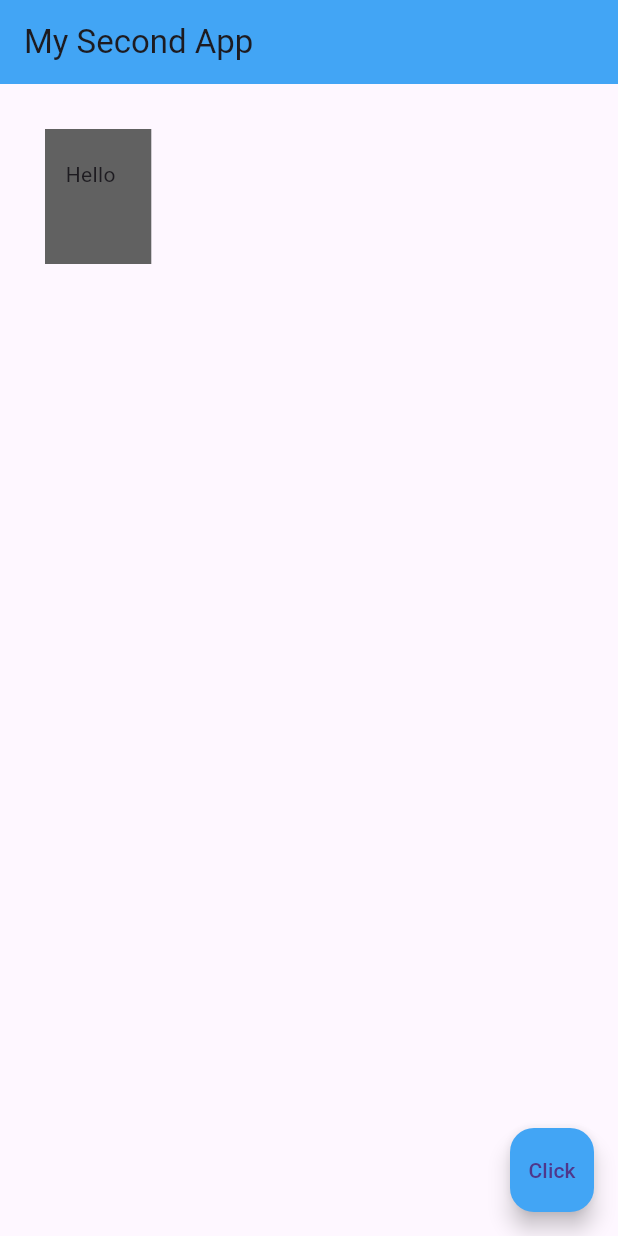
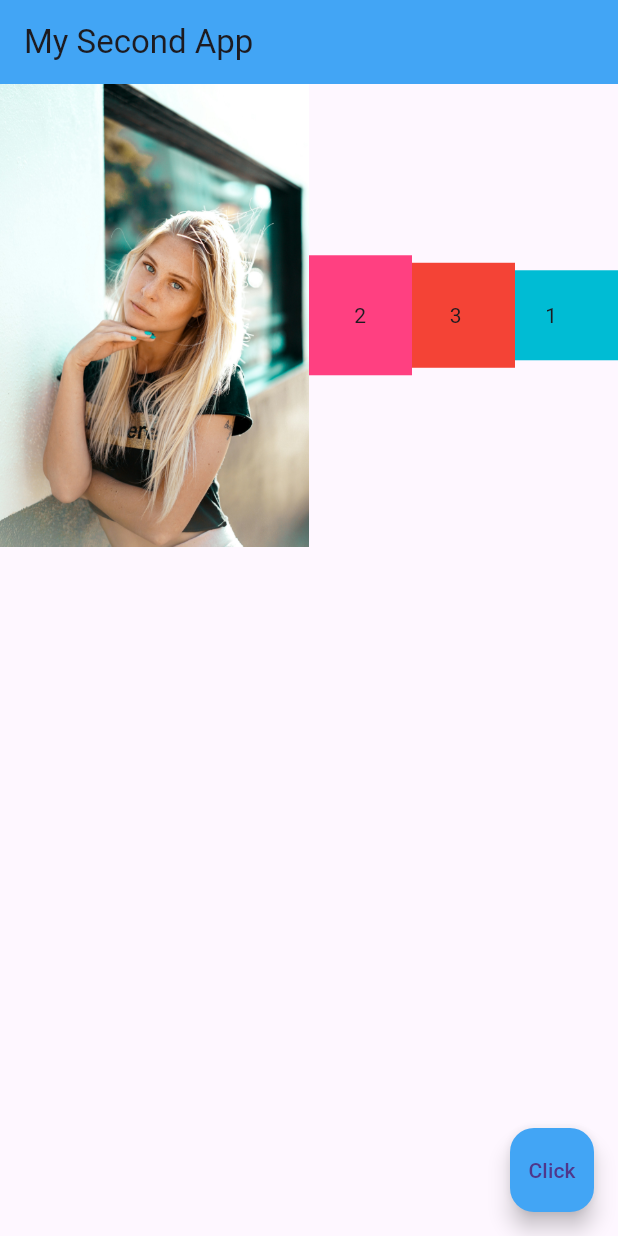
Before and after one commit to mxomasuku/flutter_practise, a Flutter app: the screen it shows after launch, on a phone screen of 412 x 824 dp. Run offline on Flutter 3.47's test engine with Material 3 defaults, Android fonts, the phone set to English and light mode, and no system bars.

Commit message:
I wonder

```diff
--- a/lib/main.dart
+++ b/lib/main.dart
@@ -22,11 +22,21 @@ class Home extends StatelessWidget {
                 "My Second App"
             )
         ),
-        body: Container(
-          color: Colors.grey[700],
-          padding: EdgeInsets.fromLTRB(10, 20, 20, 50),
-          margin: EdgeInsets.all(30),
-          child: Text(" Hello ")
+        body: Row(
+          mainAxisAlignment: MainAxisAlignment.spaceEvenly,
+          crossAxisAlignment: CrossAxisAlignment.center,
+          children: <Widget>[
+
+            Expanded(flex: 3, child: Image.asset("assets/jessica.jpg")),
+
+ Expanded(
+  flex: 1,
+    child: Container(padding: EdgeInsets.all(30.0), color: Colors.pinkAccent, child: Text("2")))
+            ,
+            Expanded(flex: 1, child: Container(padding: EdgeInsets.all(25.0), color: Colors.red, child: Text("3"))),
+            Expanded(flex: 1, child: Container(padding: EdgeInsets.all(20.0), color: Colors.cyan, child: Text("1")))
+
+          ],
         ),
 
         floatingActionButton: FloatingActionButton(
```
